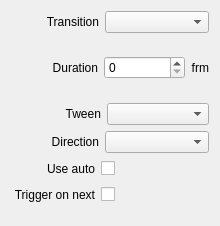
Qt form src/Widgets/Inspector/InspectorFadeToBlackWidget.ui (CasparCG/client) before a commit.
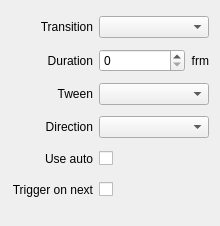
The same form after that commit.

Commit message: InspectorFadeToBlackWidget: simplify layout

The edit to the form file:
```diff
--- a/src/Widgets/Inspector/InspectorFadeToBlackWidget.ui
+++ b/src/Widgets/Inspector/InspectorFadeToBlackWidget.ui
@@ -16,76 +16,8 @@
     <verstretch>0</verstretch>
    </sizepolicy>
   </property>
-  <layout class="QVBoxLayout" name="verticalLayout">
-   <item>
-    <layout class="QHBoxLayout" name="horizontalLayoutTransition">
-     <item>
-      <spacer name="horizontalSpacerTransition">
-       <property name="orientation">
-        <enum>Qt::Horizontal</enum>
-       </property>
-       <property name="sizeType">
-        <enum>QSizePolicy::Fixed</enum>
-       </property>
-       <property name="sizeHint" stdset="0">
-        <size>
-         <width>35</width>
-         <height>20</height>
-        </size>
-       </property>
-      </spacer>
-     </item>
-     <item>
-      <widget class="QLabel" name="labelTransition">
-       <property name="text">
-        <string>Transition</string>
-       </property>
-       <property name="alignment">
-        <set>Qt::AlignRight|Qt::AlignTrailing|Qt::AlignVCenter</set>
-       </property>
-      </widget>
-     </item>
-     <item>
-      <widget class="QComboBox" name="comboBoxTransition">
-       <property name="sizePolicy">
-        <sizepolicy hsizetype="Expanding" vsizetype="Fixed">
-         <horstretch>0</horstretch>
-         <verstretch>0</verstretch>
-        </sizepolicy>
-       </property>
-      </widget>
-     </item>
-    </layout>
-   </item>
-   <item>
-    <layout class="QHBoxLayout" name="horizontalLayoutTransitionDuration">
-     <item>
-      <spacer name="horizontalSpacerTransitionDuration">
-       <property name="orientation">
-        <enum>Qt::Horizontal</enum>
-       </property>
-       <property name="sizeType">
-        <enum>QSizePolicy::Fixed</enum>
-       </property>
-       <property name="sizeHint" stdset="0">
-        <size>
-         <width>41</width>
-         <height>20</height>
-        </size>
-       </property>
-      </spacer>
-     </item>
-     <item>
-      <widget class="QLabel" name="labelTransitionDuration">
-       <property name="text">
-        <string>Duration</string>
-       </property>
-       <property name="alignment">
-        <set>Qt::AlignRight|Qt::AlignTrailing|Qt::AlignVCenter</set>
-       </property>
-      </widget>
-     </item>
-     <item>
+  <layout class="QGridLayout" name="gridLayout">
+   <item row="1" column="1">
       <widget class="QSpinBox" name="spinBoxTransitionDuration">
        <property name="sizePolicy">
         <sizepolicy hsizetype="Expanding" vsizetype="Fixed">
@@ -98,37 +30,17 @@
        </property>
       </widget>
      </item>
-     <item>
-      <widget class="QLabel" name="labelFrm1">
-       <property name="text">
-        <string>frm</string>
-       </property>
-       <property name="alignment">
-        <set>Qt::AlignRight|Qt::AlignTrailing|Qt::AlignVCenter</set>
+   <item row="0" column="1" colspan="2">
+    <widget class="QComboBox" name="comboBoxTransition">
+     <property name="sizePolicy">
+      <sizepolicy hsizetype="Expanding" vsizetype="Fixed">
+       <horstretch>0</horstretch>
+       <verstretch>0</verstretch>
+      </sizepolicy>
        </property>
       </widget>
      </item>
-    </layout>
-   </item>
-   <item>
-    <layout class="QHBoxLayout" name="horizontalLayoutTween">
-     <item>
-      <spacer name="horizontalSpacerTween">
-       <property name="orientation">
-        <enum>Qt::Horizontal</enum>
-       </property>
-       <property name="sizeType">
-        <enum>QSizePolicy::Fixed</enum>
-       </property>
-       <property name="sizeHint" stdset="0">
-        <size>
-         <width>54</width>
-         <height>20</height>
-        </size>
-       </property>
-      </spacer>
-     </item>
-     <item>
+   <item row="2" column="0">
       <widget class="QLabel" name="labelTween">
        <property name="text">
         <string>Tween</string>
@@ -138,37 +50,53 @@
        </property>
       </widget>
      </item>
-     <item>
-      <widget class="QComboBox" name="comboBoxTween">
-       <property name="sizePolicy">
-        <sizepolicy hsizetype="Expanding" vsizetype="Fixed">
-         <horstretch>0</horstretch>
-         <verstretch>0</verstretch>
-        </sizepolicy>
-       </property>
-      </widget>
-     </item>
-    </layout>
+   <item row="1" column="2">
+    <widget class="QLabel" name="labelFrm1">
+     <property name="text">
+      <string>frm</string>
+     </property>
+     <property name="alignment">
+      <set>Qt::AlignRight|Qt::AlignTrailing|Qt::AlignVCenter</set>
+     </property>
+    </widget>
+   </item>
+   <item row="4" column="0">
+    <widget class="QLabel" name="labelUseAuto">
+     <property name="text">
+      <string>Use auto</string>
+     </property>
+     <property name="alignment">
+      <set>Qt::AlignRight|Qt::AlignTrailing|Qt::AlignVCenter</set>
+     </property>
+    </widget>
    </item>
-   <item>
-    <layout class="QHBoxLayout" name="horizontalLayoutDirection">
-     <item>
-      <spacer name="horizontalSpacerDirection">
+   <item row="1" column="0">
+    <widget class="QLabel" name="labelTransitionDuration">
+     <property name="text">
+      <string>Duration</string>
+     </property>
+     <property name="alignment">
+      <set>Qt::AlignRight|Qt::AlignTrailing|Qt::AlignVCenter</set>
+     </property>
+    </widget>
+   </item>
+   <item row="9" column="0">
+    <spacer name="verticalSpacerColor">
        <property name="orientation">
-        <enum>Qt::Horizontal</enum>
+      <enum>Qt::Vertical</enum>
        </property>
        <property name="sizeType">
         <enum>QSizePolicy::Fixed</enum>
        </property>
        <property name="sizeHint" stdset="0">
         <size>
-         <width>40</width>
-         <height>20</height>
+       <width>20</width>
+       <height>10</height>
         </size>
        </property>
       </spacer>
      </item>
-     <item>
+   <item row="3" column="0">
       <widget class="QLabel" name="labelDirection">
        <property name="text">
         <string>Direction</string>
@@ -178,7 +106,17 @@
        </property>
       </widget>
      </item>
-     <item>
+   <item row="0" column="0">
+    <widget class="QLabel" name="labelTransition">
+     <property name="text">
+      <string>Transition</string>
+     </property>
+     <property name="alignment">
+      <set>Qt::AlignRight|Qt::AlignTrailing|Qt::AlignVCenter</set>
+     </property>
+    </widget>
+   </item>
+   <item row="3" column="1" colspan="2">
       <widget class="QComboBox" name="comboBoxDirection">
        <property name="sizePolicy">
         <sizepolicy hsizetype="Expanding" vsizetype="Fixed">
@@ -188,36 +126,8 @@
        </property>
       </widget>
      </item>
-    </layout>
-   </item>
-   <item>
+   <item row="4" column="1" colspan="2">
     <layout class="QHBoxLayout" name="horizontalLayoutUseAuto">
-     <item>
-      <spacer name="horizontalSpacerUseAuto1">
-       <property name="orientation">
-        <enum>Qt::Horizontal</enum>
-       </property>
-       <property name="sizeType">
-        <enum>QSizePolicy::Fixed</enum>
-       </property>
-       <property name="sizeHint" stdset="0">
-        <size>
-         <width>36</width>
-         <height>20</height>
-        </size>
-       </property>
-      </spacer>
-     </item>
-     <item>
-      <widget class="QLabel" name="labelUseAuto">
-       <property name="text">
-        <string>Use auto</string>
-       </property>
-       <property name="alignment">
-        <set>Qt::AlignRight|Qt::AlignTrailing|Qt::AlignVCenter</set>
-       </property>
-      </widget>
-     </item>
      <item>
       <widget class="QCheckBox" name="checkBoxUseAuto">
        <property name="layoutDirection">
@@ -243,25 +153,17 @@
      </item>
     </layout>
    </item>
-   <item>
-    <layout class="QHBoxLayout" name="horizontalLayoutTriggerOnNext">
-     <item>
-      <spacer name="horizontalSpacerTriggerOnNext1">
-       <property name="orientation">
-        <enum>Qt::Horizontal</enum>
-       </property>
-       <property name="sizeType">
-        <enum>QSizePolicy::Fixed</enum>
-       </property>
-       <property name="sizeHint" stdset="0">
-        <size>
-         <width>2</width>
-         <height>20</height>
-        </size>
-       </property>
-      </spacer>
-     </item>
-     <item>
+   <item row="2" column="1" colspan="2">
+    <widget class="QComboBox" name="comboBoxTween">
+     <property name="sizePolicy">
+      <sizepolicy hsizetype="Expanding" vsizetype="Fixed">
+       <horstretch>0</horstretch>
+       <verstretch>0</verstretch>
+      </sizepolicy>
+     </property>
+    </widget>
+   </item>
+   <item row="5" column="0">
       <widget class="QLabel" name="labelTriggerOnNext">
        <property name="text">
         <string>Trigger on next</string>
@@ -271,6 +173,8 @@
        </property>
       </widget>
      </item>
+   <item row="5" column="1" colspan="2">
+    <layout class="QHBoxLayout" name="horizontalLayoutTriggerOnNext">
      <item>
       <widget class="QCheckBox" name="checkBoxTriggerOnNext">
        <property name="layoutDirection">
@@ -296,22 +200,6 @@
      </item>
     </layout>
    </item>
-   <item>
-    <spacer name="verticalSpacerColor">
-     <property name="orientation">
-      <enum>Qt::Vertical</enum>
-     </property>
-     <property name="sizeType">
-      <enum>QSizePolicy::Fixed</enum>
-     </property>
-     <property name="sizeHint" stdset="0">
-      <size>
-       <width>20</width>
-       <height>10</height>
-      </size>
-     </property>
-    </spacer>
-   </item>
   </layout>
  </widget>
  <resources/>
```
Lines whose indentation alone changed are shown as unchanged.
